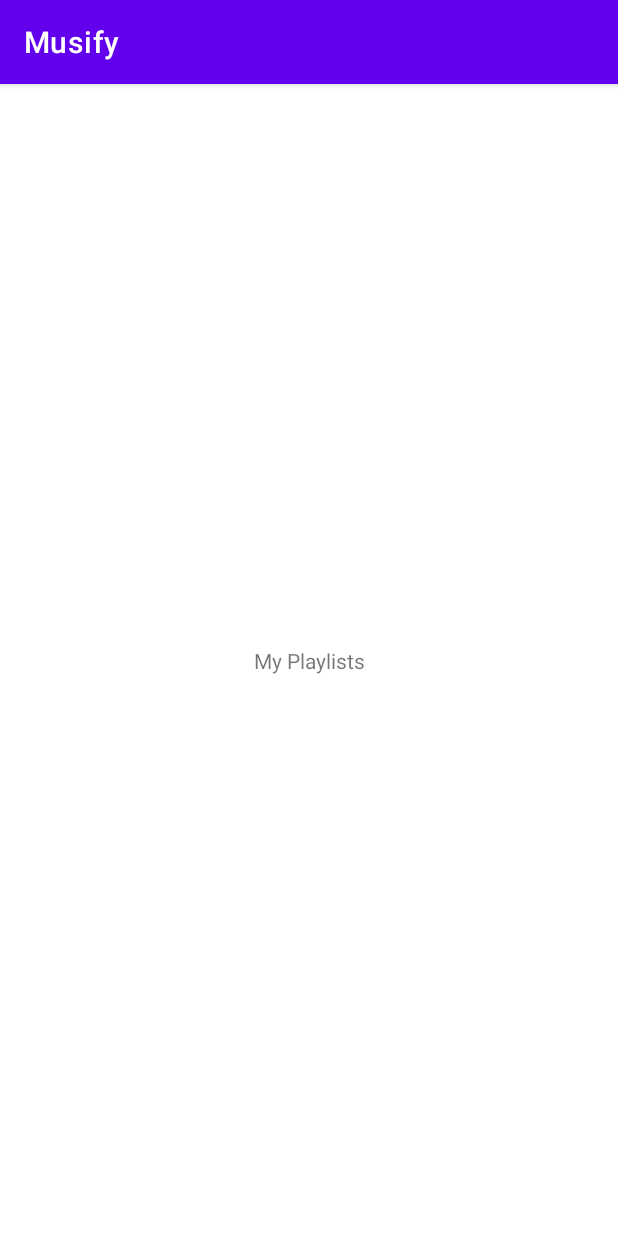
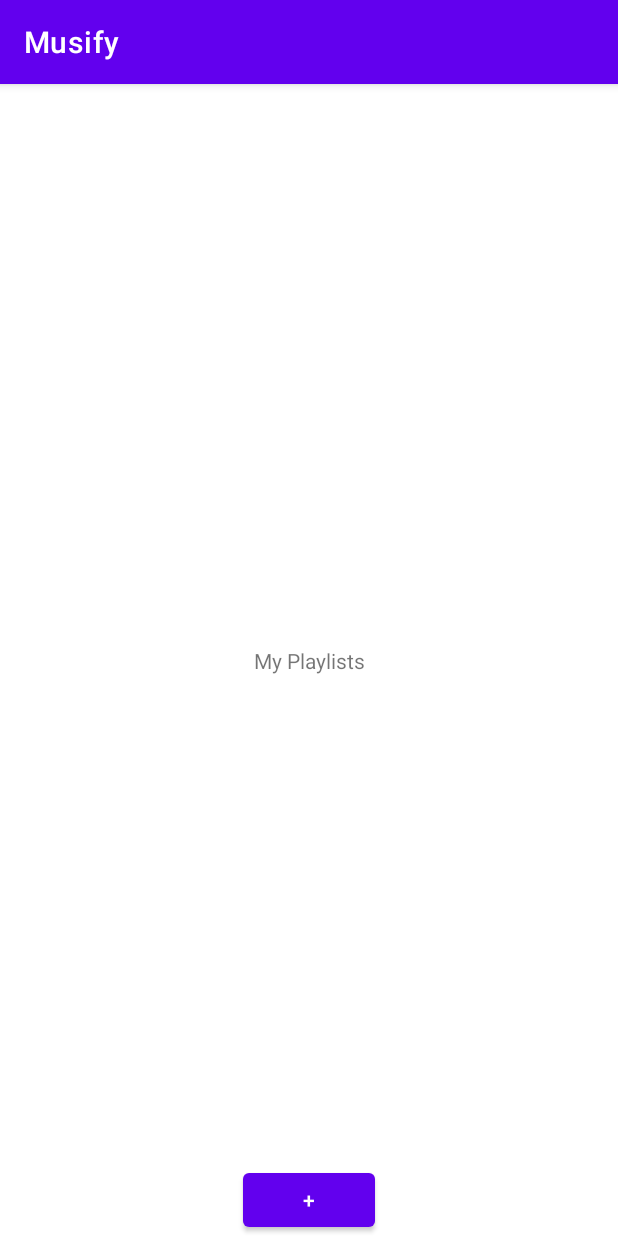
Before and after one commit to zaedaamrin/HackChallenge2021, an Android app: the screen it shows after launch (MainActivity), on a phone screen of 412 x 824 dp. Run offline under Robolectric (Android 15) with nearby library versions, the light colour scheme and no system bars.

Commit message:
Added Button

```diff
--- a/Musify/app/src/main/res/layout/activity_main.xml
+++ b/Musify/app/src/main/res/layout/activity_main.xml
@@ -7,6 +7,7 @@
     tools:context=".MainActivity">
 
     <TextView
+        android:id="@+id/header"
         android:layout_width="wrap_content"
         android:layout_height="wrap_content"
         android:text="My Playlists"
@@ -15,4 +16,14 @@
         app:layout_constraintRight_toRightOf="parent"
         app:layout_constraintTop_toTopOf="parent" />
 
+    <Button
+        android:id="@+id/addButton"
+        android:layout_width="wrap_content"
+        android:layout_height="wrap_content"
+        android:text="+"
+        app:layout_constraintBottom_toBottomOf="parent"
+        app:layout_constraintLeft_toLeftOf="parent"
+        app:layout_constraintRight_toRightOf="parent" />
+
+
 </androidx.constraintlayout.widget.ConstraintLayout>
```
